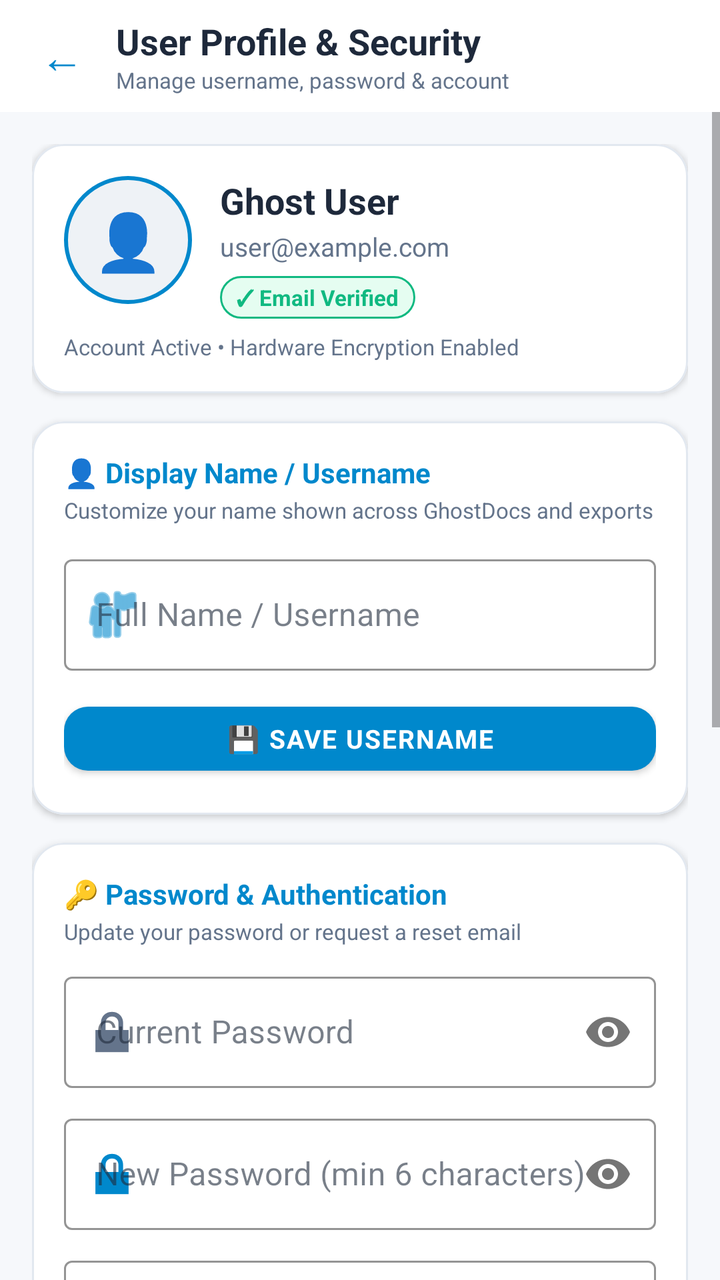
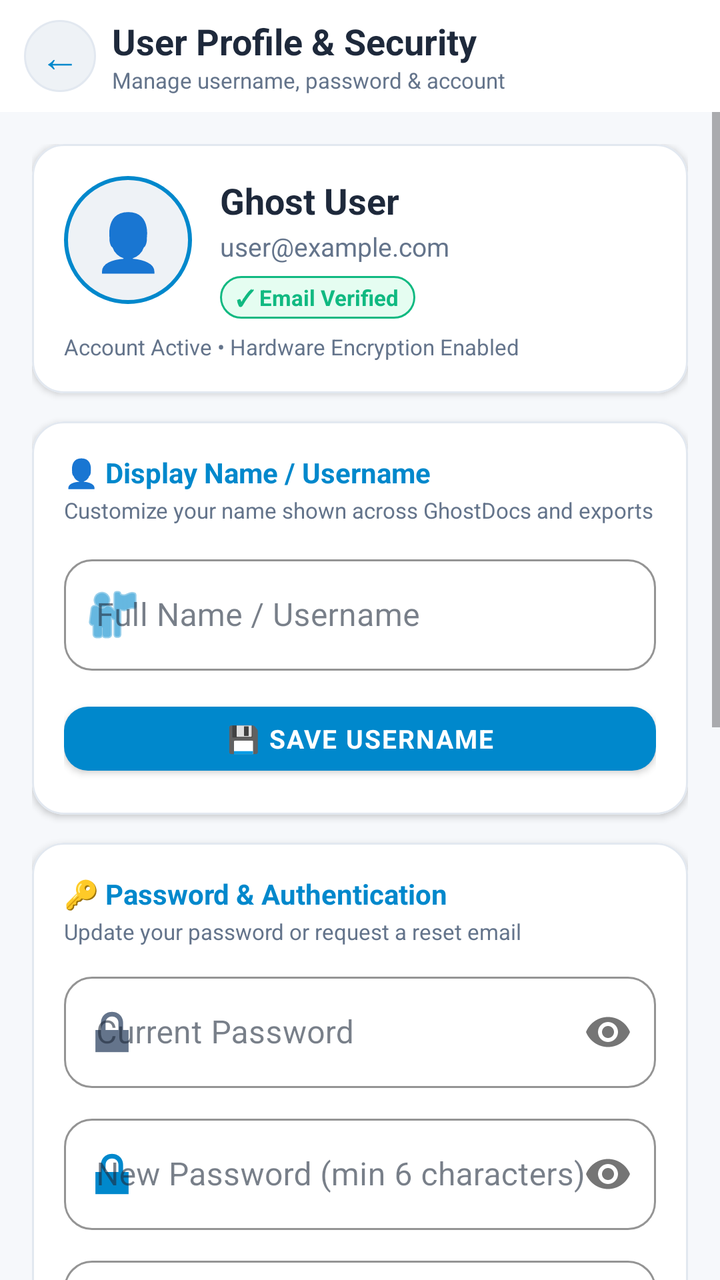

Compare the two renders of this Android layout. The source of the first and the diff that turns it into the second are given below.
<!-- AndroidManifest.xml: application theme Theme.GhostDocs -->
<!-- res/layout/activity_profile.xml -->
<?xml version="1.0" encoding="utf-8"?>
<androidx.constraintlayout.widget.ConstraintLayout
    xmlns:android="http://schemas.android.com/apk/res/android"
    xmlns:app="http://schemas.android.com/apk/res-auto"
    xmlns:tools="http://schemas.android.com/tools"
    android:layout_width="match_parent"
    android:layout_height="match_parent"
    android:background="@color/ghostDarkBg"
    tools:context=".activities.ProfileActivity">

    
    <RelativeLayout
        android:id="@+id/toolbar_profile"
        android:layout_width="0dp"
        android:layout_height="56dp"
        android:background="@color/ghostSurface"
        android:paddingHorizontal="12dp"
        app:layout_constraintEnd_toEndOf="parent"
        app:layout_constraintStart_toStartOf="parent"
        app:layout_constraintTop_toTopOf="parent">

        
        <TextView
            android:id="@+id/btn_back_profile"
            android:layout_width="wrap_content"
            android:layout_height="wrap_content"
            android:layout_centerVertical="true"
            android:layout_alignParentStart="true"
            android:padding="8dp"
            android:text="←"
            android:textColor="@color/ghostPrimary"
            android:textSize="22sp"
            android:contentDescription="Go back" />

        
        <RelativeLayout
            android:layout_width="wrap_content"
            android:layout_height="wrap_content"
            android:layout_centerVertical="true"
            android:layout_toEndOf="@id/btn_back_profile"
            android:layout_marginStart="8dp">

            <TextView
                android:id="@+id/tv_toolbar_title"
                android:layout_width="wrap_content"
                android:layout_height="wrap_content"
                android:text="User Profile &amp; Security"
                android:textColor="@color/ghostOnSurface"
                android:textSize="18sp"
                android:textStyle="bold" />

            <TextView
                android:layout_width="wrap_content"
                android:layout_height="wrap_content"
                android:layout_below="@id/tv_toolbar_title"
                android:text="Manage username, password &amp; account"
                android:textColor="@color/ghostOnSurfaceMuted"
                android:textSize="11sp" />
        </RelativeLayout>

    </RelativeLayout>

    
    <ScrollView
        android:layout_width="0dp"
        android:layout_height="0dp"
        android:clipToPadding="false"
        android:paddingBottom="32dp"
        app:layout_constraintBottom_toBottomOf="parent"
        app:layout_constraintEnd_toEndOf="parent"
        app:layout_constraintStart_toStartOf="parent"
        app:layout_constraintTop_toBottomOf="@id/toolbar_profile">

        <RelativeLayout
            android:layout_width="match_parent"
            android:layout_height="wrap_content"
            android:padding="16dp">

            
            <com.google.android.material.card.MaterialCardView
                android:id="@+id/card_profile_header"
                style="@style/Card.GhostDocs"
                android:layout_width="match_parent"
                android:layout_height="wrap_content">

                <RelativeLayout
                    android:layout_width="match_parent"
                    android:layout_height="wrap_content"
                    android:padding="16dp">

                    
                    <TextView
                        android:id="@+id/tv_avatar_icon"
                        android:layout_width="64dp"
                        android:layout_height="64dp"
                        android:layout_alignParentStart="true"
                        android:layout_alignParentTop="true"
                        android:background="@drawable/bg_circle_avatar"
                        android:gravity="center"
                        android:text="👤"
                        android:textColor="@color/ghostPrimary"
                        android:textSize="28sp"
                        android:textStyle="bold" />

                    
                    <TextView
                        android:id="@+id/tv_profile_name"
                        android:layout_width="wrap_content"
                        android:layout_height="wrap_content"
                        android:layout_toEndOf="@id/tv_avatar_icon"
                        android:layout_marginStart="14dp"
                        android:text="Ghost User"
                        android:textColor="@color/ghostOnSurface"
                        android:textSize="18sp"
                        android:textStyle="bold" />

                    
                    <TextView
                        android:id="@+id/tv_profile_email"
                        android:layout_width="wrap_content"
                        android:layout_height="wrap_content"
                        android:layout_below="@id/tv_profile_name"
                        android:layout_toEndOf="@id/tv_avatar_icon"
                        android:layout_marginStart="14dp"
                        android:layout_marginTop="2dp"
                        android:text="user@example.com"
                        android:textColor="@color/ghostOnSurfaceMuted"
                        android:textSize="13sp" />

                    
                    <TextView
                        android:id="@+id/tv_email_status"
                        android:layout_width="wrap_content"
                        android:layout_height="wrap_content"
                        android:layout_below="@id/tv_profile_email"
                        android:layout_toEndOf="@id/tv_avatar_icon"
                        android:layout_marginStart="14dp"
                        android:layout_marginTop="6dp"
                        android:background="@drawable/bg_badge_verified"
                        android:paddingHorizontal="8dp"
                        android:paddingVertical="3dp"
                        android:text="✓ Email Verified"
                        android:textColor="@color/ghostSuccess"
                        android:textSize="11sp"
                        android:textStyle="bold" />

                    
                    <TextView
                        android:id="@+id/tv_member_since"
                        android:layout_width="wrap_content"
                        android:layout_height="wrap_content"
                        android:layout_below="@id/tv_avatar_icon"
                        android:layout_marginTop="14dp"
                        android:text="Account Active • Hardware Encryption Enabled"
                        android:textColor="@color/ghostOnSurfaceMuted"
                        android:textSize="11sp" />

                </RelativeLayout>
            </com.google.android.material.card.MaterialCardView>

            
            <com.google.android.material.card.MaterialCardView
                android:id="@+id/card_edit_name"
                style="@style/Card.GhostDocs"
                android:layout_width="match_parent"
                android:layout_height="wrap_content"
                android:layout_below="@id/card_profile_header"
                android:layout_marginTop="14dp">

                <RelativeLayout
                    android:layout_width="match_parent"
                    android:layout_height="wrap_content"
                    android:padding="16dp">

                    <TextView
                        android:id="@+id/tv_section_name_title"
                        android:layout_width="wrap_content"
                        android:layout_height="wrap_content"
                        android:text="👤 Display Name / Username"
                        android:textColor="@color/ghostPrimary"
                        android:textSize="14sp"
                        android:textStyle="bold" />

                    <TextView
                        android:id="@+id/tv_section_name_desc"
                        android:layout_width="wrap_content"
                        android:layout_height="wrap_content"
                        android:layout_below="@id/tv_section_name_title"
                        android:layout_marginTop="2dp"
                        android:text="Customize your name shown across GhostDocs and exports"
                        android:textColor="@color/ghostOnSurfaceMuted"
                        android:textSize="11sp" />

                    <com.google.android.material.textfield.TextInputLayout
                        android:id="@+id/til_username"
                        style="@style/Widget.MaterialComponents.TextInputLayout.OutlinedBox"
                        android:layout_width="match_parent"
                        android:layout_height="wrap_content"
                        android:layout_below="@id/tv_section_name_desc"
                        android:layout_marginTop="12dp"
                        android:hint="Full Name / Username"
                        app:boxStrokeColor="@color/ghostPrimary"
                        app:hintTextColor="@color/ghostOnSurfaceMuted"
                        app:startIconDrawable="@android:drawable/ic_menu_myplaces"
                        app:startIconTint="@color/ghostPrimary">

                        <com.google.android.material.textfield.TextInputEditText
                            android:id="@+id/et_username"
                            android:layout_width="match_parent"
                            android:layout_height="wrap_content"
                            android:inputType="textPersonName|textCapWords"
                            android:maxLines="1"
                            android:textColor="@color/ghostOnSurface" />
                    </com.google.android.material.textfield.TextInputLayout>

                    <com.google.android.material.button.MaterialButton
                        android:id="@+id/btn_save_username"
                        style="@style/Button.GhostDocs.Primary"
                        android:layout_width="match_parent"
                        android:layout_height="44dp"
                        android:layout_below="@id/til_username"
                        android:layout_marginTop="12dp"
                        android:text="💾 Save Username"
                        android:textSize="13sp" />

                </RelativeLayout>
            </com.google.android.material.card.MaterialCardView>

            
            <com.google.android.material.card.MaterialCardView
                android:id="@+id/card_security"
                style="@style/Card.GhostDocs"
                android:layout_width="match_parent"
                android:layout_height="wrap_content"
                android:layout_below="@id/card_edit_name"
                android:layout_marginTop="14dp">

                <RelativeLayout
                    android:layout_width="match_parent"
                    android:layout_height="wrap_content"
                    android:padding="16dp">

                    <TextView
                        android:id="@+id/tv_section_password_title"
                        android:layout_width="wrap_content"
                        android:layout_height="wrap_content"
                        android:text="🔑 Password &amp; Authentication"
                        android:textColor="@color/ghostPrimary"
                        android:textSize="14sp"
                        android:textStyle="bold" />

                    <TextView
                        android:id="@+id/tv_section_password_desc"
                        android:layout_width="wrap_content"
                        android:layout_height="wrap_content"
                        android:layout_below="@id/tv_section_password_title"
                        android:layout_marginTop="2dp"
                        android:text="Update your password or request a reset email"
                        android:textColor="@color/ghostOnSurfaceMuted"
                        android:textSize="11sp" />

                    
                    <RelativeLayout
                        android:id="@+id/layout_password_fields"
                        android:layout_width="match_parent"
                        android:layout_height="wrap_content"
                        android:layout_below="@id/tv_section_password_desc"
                        android:layout_marginTop="10dp">

                        
                        <com.google.android.material.textfield.TextInputLayout
                            android:id="@+id/til_current_password"
                            style="@style/Widget.MaterialComponents.TextInputLayout.OutlinedBox"
                            android:layout_width="match_parent"
                            android:layout_height="wrap_content"
                            android:hint="Current Password"
                            app:boxStrokeColor="@color/ghostPrimary"
                            app:hintTextColor="@color/ghostOnSurfaceMuted"
                            app:passwordToggleEnabled="true"
                            app:startIconDrawable="@android:drawable/ic_lock_lock"
                            app:startIconTint="@color/ghostOnSurfaceMuted">

                            <com.google.android.material.textfield.TextInputEditText
                                android:id="@+id/et_current_password"
                                android:layout_width="match_parent"
                                android:layout_height="wrap_content"
                                android:inputType="textPassword"
                                android:maxLines="1"
                                android:textColor="@color/ghostOnSurface" />
                        </com.google.android.material.textfield.TextInputLayout>

                        
                        <com.google.android.material.textfield.TextInputLayout
                            android:id="@+id/til_new_password"
                            style="@style/Widget.MaterialComponents.TextInputLayout.OutlinedBox"
                            android:layout_width="match_parent"
                            android:layout_height="wrap_content"
                            android:layout_below="@id/til_current_password"
                            android:layout_marginTop="10dp"
                            android:hint="New Password (min 6 characters)"
                            app:boxStrokeColor="@color/ghostPrimary"
                            app:hintTextColor="@color/ghostOnSurfaceMuted"
                            app:passwordToggleEnabled="true"
                            app:startIconDrawable="@android:drawable/ic_lock_lock"
                            app:startIconTint="@color/ghostPrimary">

                            <com.google.android.material.textfield.TextInputEditText
                                android:id="@+id/et_new_password"
                                android:layout_width="match_parent"
                                android:layout_height="wrap_content"
                                android:inputType="textPassword"
                                android:maxLines="1"
                                android:textColor="@color/ghostOnSurface" />
                        </com.google.android.material.textfield.TextInputLayout>

                        
                        <com.google.android.material.textfield.TextInputLayout
                            android:id="@+id/til_confirm_password"
                            style="@style/Widget.MaterialComponents.TextInputLayout.OutlinedBox"
                            android:layout_width="match_parent"
                            android:layout_height="wrap_content"
                            android:layout_below="@id/til_new_password"
                            android:layout_marginTop="10dp"
                            android:hint="Confirm New Password"
                            app:boxStrokeColor="@color/ghostPrimary"
                            app:hintTextColor="@color/ghostOnSurfaceMuted"
                            app:passwordToggleEnabled="true"
                            app:startIconDrawable="@android:drawable/ic_lock_lock"
                            app:startIconTint="@color/ghostPrimary">

                            <com.google.android.material.textfield.TextInputEditText
                                android:id="@+id/et_confirm_password"
                                android:layout_width="match_parent"
                                android:layout_height="wrap_content"
                                android:inputType="textPassword"
                                android:maxLines="1"
                                android:textColor="@color/ghostOnSurface" />
                        </com.google.android.material.textfield.TextInputLayout>

                        
                        <com.google.android.material.button.MaterialButton
                            android:id="@+id/btn_update_password"
                            style="@style/Button.GhostDocs.Primary"
                            android:layout_width="match_parent"
                            android:layout_height="44dp"
                            android:layout_below="@id/til_confirm_password"
                            android:layout_marginTop="12dp"
                            android:text="🔒 Change Password"
                            android:textSize="13sp" />

                        
                        <com.google.android.material.button.MaterialButton
                            android:id="@+id/btn_send_reset_email"
                            style="@style/Button.GhostDocs.Outlined"
                            android:layout_width="match_parent"
                            android:layout_height="44dp"
                            android:layout_below="@id/btn_update_password"
                            android:layout_marginTop="8dp"
                            android:text="📧 Send Password Reset Email"
                            android:textSize="12sp" />

                    </RelativeLayout>

                    
                    <RelativeLayout
                        android:id="@+id/layout_google_account"
                        android:layout_width="match_parent"
                        android:layout_height="wrap_content"
                        android:layout_below="@id/tv_section_password_desc"
                        android:layout_marginTop="12dp"
                        android:background="@color/ghostSurfaceVariant"
                        android:padding="12dp"
                        android:visibility="gone">

                        <TextView
                            android:id="@+id/tv_google_icon"
                            android:layout_width="wrap_content"
                            android:layout_height="wrap_content"
                            android:layout_centerVertical="true"
                            android:text="🌐"
                            android:textSize="20sp" />

                        <TextView
                            android:layout_width="match_parent"
                            android:layout_height="wrap_content"
                            android:layout_toEndOf="@id/tv_google_icon"
                            android:layout_marginStart="10dp"
                            android:text="Signed in with Google OAuth. Your password and multi-factor authentication are managed through your Google Account."
                            android:textColor="@color/ghostOnSurface"
                            android:textSize="12sp" />
                    </RelativeLayout>

                </RelativeLayout>
            </com.google.android.material.card.MaterialCardView>

            
            <com.google.android.material.card.MaterialCardView
                android:id="@+id/card_vault_stats"
                style="@style/Card.GhostDocs"
                android:layout_width="match_parent"
                android:layout_height="wrap_content"
                android:layout_below="@id/card_security"
                android:layout_marginTop="14dp">

                <RelativeLayout
                    android:layout_width="match_parent"
                    android:layout_height="wrap_content"
                    android:padding="16dp">

                    <TextView
                        android:id="@+id/tv_section_stats_title"
                        android:layout_width="wrap_content"
                        android:layout_height="wrap_content"
                        android:text="🛡️ Vault Security Status"
                        android:textColor="@color/ghostPrimary"
                        android:textSize="14sp"
                        android:textStyle="bold" />

                    
                    <RelativeLayout
                        android:id="@+id/row_stat_docs"
                        android:layout_width="match_parent"
                        android:layout_height="wrap_content"
                        android:layout_below="@id/tv_section_stats_title"
                        android:layout_marginTop="10dp">

                        <TextView
                            android:layout_width="wrap_content"
                            android:layout_height="wrap_content"
                            android:text="Encrypted Vault Documents:"
                            android:textColor="@color/ghostOnSurfaceMuted"
                            android:textSize="12sp" />

                        <TextView
                            android:id="@+id/tv_stat_docs_count"
                            android:layout_width="wrap_content"
                            android:layout_height="wrap_content"
                            android:layout_alignParentEnd="true"
                            android:text="Loading..."
                            android:textColor="@color/ghostPrimary"
                            android:textSize="12sp"
                            android:textStyle="bold" />
                    </RelativeLayout>

                    
                    <RelativeLayout
                        android:id="@+id/row_stat_algo"
                        android:layout_width="match_parent"
                        android:layout_height="wrap_content"
                        android:layout_below="@id/row_stat_docs"
                        android:layout_marginTop="6dp">

                        <TextView
                            android:layout_width="wrap_content"
                            android:layout_height="wrap_content"
                            android:text="Encryption Standard:"
                            android:textColor="@color/ghostOnSurfaceMuted"
                            android:textSize="12sp" />

                        <TextView
                            android:layout_width="wrap_content"
                            android:layout_height="wrap_content"
                            android:layout_alignParentEnd="true"
                            android:text="AES-256-GCM (Hardware)"
                            android:textColor="@color/ghostSuccess"
                            android:textSize="12sp"
                            android:textStyle="bold" />
                    </RelativeLayout>

                    
                    <RelativeLayout
                        android:id="@+id/row_stat_uid"
                        android:layout_width="match_parent"
                        android:layout_height="wrap_content"
                        android:layout_below="@id/row_stat_algo"
                        android:layout_marginTop="6dp">

                        <TextView
                            android:layout_width="wrap_content"
                            android:layout_height="wrap_content"
                            android:text="Account UID:"
                            android:textColor="@color/ghostOnSurfaceMuted"
                            android:textSize="12sp" />

                        <TextView
                            android:id="@+id/tv_user_id"
                            android:layout_width="wrap_content"
                            android:layout_height="wrap_content"
                            android:layout_alignParentEnd="true"
                            android:text="UID"
                            android:textColor="@color/ghostOnSurface"
                            android:textSize="12sp" />
                    </RelativeLayout>

                </RelativeLayout>
            </com.google.android.material.card.MaterialCardView>

            
            <com.google.android.material.card.MaterialCardView
                android:id="@+id/card_account_actions"
                style="@style/Card.GhostDocs"
                android:layout_width="match_parent"
                android:layout_height="wrap_content"
                android:layout_below="@id/card_vault_stats"
                android:layout_marginTop="14dp">

                <RelativeLayout
                    android:layout_width="match_parent"
                    android:layout_height="wrap_content"
                    android:padding="16dp">

                    <com.google.android.material.button.MaterialButton
                        android:id="@+id/btn_profile_sign_out"
                        style="@style/Button.GhostDocs.Outlined"
                        android:layout_width="match_parent"
                        android:layout_height="44dp"
                        android:text="⇥ Sign Out of GhostDocs"
                        android:textSize="13sp" />

                    <com.google.android.material.button.MaterialButton
                        android:id="@+id/btn_delete_account"
                        style="@style/Button.GhostDocs.Outlined"
                        android:layout_width="match_parent"
                        android:layout_height="44dp"
                        android:layout_below="@id/btn_profile_sign_out"
                        android:layout_marginTop="8dp"
                        android:strokeColor="@color/ghostError"
                        android:text="🗑️ Delete Account &amp; Vault Data"
                        android:textColor="@color/ghostError"
                        android:textSize="12sp" />

                </RelativeLayout>
            </com.google.android.material.card.MaterialCardView>

        </RelativeLayout>
    </ScrollView>

    
    <RelativeLayout
        android:id="@+id/layout_progress_overlay"
        android:layout_width="0dp"
        android:layout_height="0dp"
        android:background="#D9000000"
        android:clickable="true"
        android:focusable="true"
        android:visibility="gone"
        app:layout_constraintBottom_toBottomOf="parent"
        app:layout_constraintEnd_toEndOf="parent"
        app:layout_constraintStart_toStartOf="parent"
        app:layout_constraintTop_toTopOf="parent"
        tools:visibility="gone">

        <ProgressBar
            android:id="@+id/pb_profile_loading"
            android:layout_width="56dp"
            android:layout_height="56dp"
            android:layout_centerInParent="true"
            android:indeterminateTint="@color/ghostPrimary" />

        <TextView
            android:id="@+id/tv_loading_text"
            android:layout_width="wrap_content"
            android:layout_height="wrap_content"
            android:layout_below="@id/pb_profile_loading"
            android:layout_centerHorizontal="true"
            android:layout_marginTop="16dp"
            android:text="Updating Profile..."
            android:textColor="@color/ghostOnSurface"
            android:textSize="14sp"
            android:textStyle="bold" />

    </RelativeLayout>

</androidx.constraintlayout.widget.ConstraintLayout>
<!-- resources referenced by this layout -->
<resources>
  <color name="ghostDarkBg">#F6F8FB</color>
  <color name="ghostError">#EF4444</color>
  <color name="ghostOnSurface">#1E293B</color>
  <color name="ghostOnSurfaceMuted">#64748B</color>
  <color name="ghostPrimary">#0088CC</color>
  <color name="ghostSuccess">#10B981</color>
  <color name="ghostSurface">#FFFFFF</color>
  <color name="ghostSurfaceVariant">#EEF2F6</color>
  <!-- drawable bg_badge_verified (drawable) -->
  <?xml version="1.0" encoding="utf-8"?>
  <shape xmlns:android="http://schemas.android.com/apk/res/android"
      android:shape="rectangle">
      <corners android:radius="12dp" />
      <solid android:color="#1A00E676" />
      <stroke
          android:width="1dp"
          android:color="@color/ghostSuccess" />
  </shape>
  <!-- drawable bg_circle_avatar (drawable) -->
  <?xml version="1.0" encoding="utf-8"?>
  <shape xmlns:android="http://schemas.android.com/apk/res/android"
      android:shape="oval">
      <solid android:color="@color/ghostSurfaceVariant" />
      <stroke
          android:width="2dp"
          android:color="@color/ghostPrimary" />
  </shape>
  <style name="Button.GhostDocs.Outlined" parent="Widget.MaterialComponents.Button.OutlinedButton">
          <item name="strokeColor">@color/ghostPrimary</item>
          <item name="android:textColor">@color/ghostPrimary</item>
          <item name="cornerRadius">12dp</item>
      </style>
  <style name="Button.GhostDocs.Primary" parent="Widget.MaterialComponents.Button">
          <item name="backgroundTint">@color/ghostPrimary</item>
          <item name="android:textColor">@color/ghostOnPrimary</item>
          <item name="cornerRadius">12dp</item>
          <item name="android:letterSpacing">0.05</item>
          <item name="android:textStyle">bold</item>
      </style>
  <style name="Card.GhostDocs" parent="Widget.MaterialComponents.CardView">
          <item name="cardBackgroundColor">@color/ghostSurface</item>
          <item name="cardCornerRadius">16dp</item>
          <item name="cardElevation">2dp</item>
          <item name="strokeColor">@color/ghostDivider</item>
          <item name="strokeWidth">1dp</item>
      </style>
  <color name="ghostOnPrimary">#FFFFFF</color>
  <color name="ghostDivider">#E2E8F0</color>
  <color name="ghostPrimaryVariant">#0073B0</color>
  <color name="ghostAccent">#E53935</color>
  <color name="ghostAccentVariant">#C62828</color>
  <color name="statusBar">#FFFFFF</color>
  <color name="navBar">#F6F8FB</color>
  <!-- unchanged entries left out for length: 1 -->
</resources>

<!-- the commit's change to res/layout/activity_profile.xml (unified diff, before → after) -->
@@ -22,14 +22,17 @@
         
         <TextView
             android:id="@+id/btn_back_profile"
-            android:layout_width="wrap_content"
-            android:layout_height="wrap_content"
+            android:layout_width="36dp"
+            android:layout_height="36dp"
             android:layout_centerVertical="true"
             android:layout_alignParentStart="true"
-            android:padding="8dp"
+            android:background="@drawable/bg_icon_circle"
+            android:clickable="true"
+            android:focusable="true"
+            android:gravity="center"
             android:text="←"
             android:textColor="@color/ghostPrimary"
-            android:textSize="22sp"
+            android:textSize="20sp"
             android:contentDescription="Go back" />
 
         
@@ -199,6 +202,10 @@
                         android:layout_below="@id/tv_section_name_desc"
                         android:layout_marginTop="12dp"
                         android:hint="Full Name / Username"
+                        app:boxCornerRadiusBottomEnd="14dp"
+                        app:boxCornerRadiusBottomStart="14dp"
+                        app:boxCornerRadiusTopEnd="14dp"
+                        app:boxCornerRadiusTopStart="14dp"
                         app:boxStrokeColor="@color/ghostPrimary"
                         app:hintTextColor="@color/ghostOnSurfaceMuted"
                         app:startIconDrawable="@android:drawable/ic_menu_myplaces"
@@ -274,6 +281,10 @@
                             android:layout_width="match_parent"
                             android:layout_height="wrap_content"
                             android:hint="Current Password"
+                            app:boxCornerRadiusBottomEnd="14dp"
+                            app:boxCornerRadiusBottomStart="14dp"
+                            app:boxCornerRadiusTopEnd="14dp"
+                            app:boxCornerRadiusTopStart="14dp"
                             app:boxStrokeColor="@color/ghostPrimary"
                             app:hintTextColor="@color/ghostOnSurfaceMuted"
                             app:passwordToggleEnabled="true"
@@ -298,6 +309,10 @@
                             android:layout_below="@id/til_current_password"
                             android:layout_marginTop="10dp"
                             android:hint="New Password (min 6 characters)"
+                            app:boxCornerRadiusBottomEnd="14dp"
+                            app:boxCornerRadiusBottomStart="14dp"
+                            app:boxCornerRadiusTopEnd="14dp"
+                            app:boxCornerRadiusTopStart="14dp"
                             app:boxStrokeColor="@color/ghostPrimary"
                             app:hintTextColor="@color/ghostOnSurfaceMuted"
                             app:passwordToggleEnabled="true"
@@ -322,6 +337,10 @@
                             android:layout_below="@id/til_new_password"
                             android:layout_marginTop="10dp"
                             android:hint="Confirm New Password"
+                            app:boxCornerRadiusBottomEnd="14dp"
+                            app:boxCornerRadiusBottomStart="14dp"
+                            app:boxCornerRadiusTopEnd="14dp"
+                            app:boxCornerRadiusTopStart="14dp"
                             app:boxStrokeColor="@color/ghostPrimary"
                             app:hintTextColor="@color/ghostOnSurfaceMuted"
                             app:passwordToggleEnabled="true"
<!-- resource entries referenced after the edit -->
@@ -27,6 +27,19 @@
           android:width="2dp"
           android:color="@color/ghostPrimary" />
   </shape>
+  <!-- drawable bg_icon_circle (drawable) -->
+  <?xml version="1.0" encoding="utf-8"?>
+  <ripple xmlns:android="http://schemas.android.com/apk/res/android"
+      android:color="?attr/colorControlHighlight">
+      <item>
+          <shape android:shape="oval">
+              <solid android:color="@color/ghostSurfaceVariant" />
+              <stroke
+                  android:width="1dp"
+                  android:color="@color/ghostDivider" />
+          </shape>
+      </item>
+  </ripple>
   <style name="Button.GhostDocs.Outlined" parent="Widget.MaterialComponents.Button.OutlinedButton">
           <item name="strokeColor">@color/ghostPrimary</item>
           <item name="android:textColor">@color/ghostPrimary</item>
